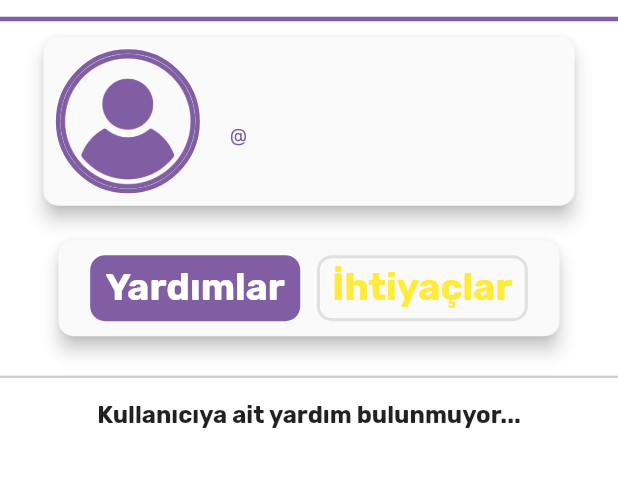
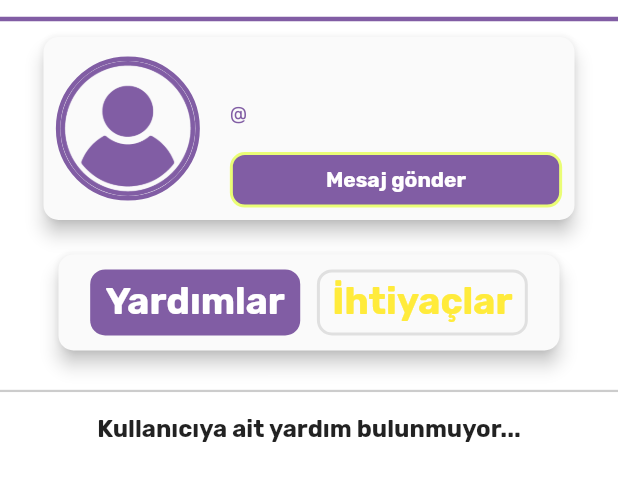
Before and after one commit to IsaTunahan/HelpHub, a Flutter app: the UsersProfile screen opened directly with empty values, on a phone screen of 412 x 824 dp, the part 77-578 px from its top. Run offline on Flutter 3.47's test engine with Material 2 defaults, Android fonts, the phone set to English and light mode, and no system bars; our stand-ins replace cloud_firestore, firebase_auth, firebase_core, firebase_messaging, firebase_storage, geocoding and 4 more; accounts and stored records are empty; network calls fail.

Commit message:
proifl sayfalarından mesaj gönderme ayarlandı

```diff
--- a/lib/screens/home/home_screen.dart
+++ b/lib/screens/home/home_screen.dart
@@ -1,4 +1,3 @@
-import 'package:bootcamp/screens/chat_screen/chat_list_screen.dart';
 import 'package:bootcamp/screens/home/home_swt/home_help.dart';
 import 'package:bootcamp/screens/home/home_swt/home_need.dart';
 import 'package:bootcamp/style/icons/helphub_icons.dart';
@@ -83,12 +82,12 @@ class _HomeScreenState extends State<HomeScreen> with TickerProviderStateMixin {
         actions: [
           GestureDetector(
               onTap: () {
-                Navigator.push(
-                  context,
-                  MaterialPageRoute(
-                      builder: (context) =>
-                          const ChatListScreen()),
-                );
+                // Navigator.push(
+                //   context,
+                //   MaterialPageRoute(
+                //       builder: (context) =>
+                //            ChatHistoryPage(currentUserId: userid,)),
+                // );
               },
               child: const Icon(Helphub.pages))
         ],
--- a/lib/screens/home/home_swt/details/users_profile/users_profile.dart
+++ b/lib/screens/home/home_swt/details/users_profile/users_profile.dart
@@ -1,3 +1,4 @@
+import 'package:bootcamp/screens/chat_screen/chat_screen.dart';
 import 'package:bootcamp/screens/home/home_swt/details/users_profile/users_category_switcher.dart';
 import 'package:bootcamp/style/colors.dart';
 import 'package:bootcamp/style/icons/helphub_icons.dart';
@@ -71,7 +72,10 @@ class _UsersProfileState extends State<UsersProfile> {
             onTap: () {
               Navigator.pop(context);
             },
-            child: const Icon(Helphub.back,color: AppColors.purple,)),
+            child: const Icon(
+              Helphub.back,
+              color: AppColors.purple,
+            )),
         backgroundColor: AppColors.white,
         elevation: 0,
       ),
@@ -94,7 +98,9 @@ class _UsersProfileState extends State<UsersProfile> {
                 padding: EdgeInsets.symmetric(
                     horizontal: screenWidth * 0.02,
                     vertical: screenHeight * 0.01),
-                child: Row(
+                child: Column(
+                  children: [
+                    Row(
                       children: [
                         Container(
                           decoration: BoxDecoration(
@@ -135,12 +141,50 @@ class _UsersProfileState extends State<UsersProfile> {
                                   color: AppColors.purple,
                                 ),
                               ),
-                          const SizedBox(
-                            height: 15,
-                          )
+                              SizedBox(
+                                height: screenHeight * 0.02,
+                              ),
+                              Row(
+                                children: [
+                                  Expanded(
+                                    child: GestureDetector(
+                                      onTap: () {
+                                        Navigator.push(
+                                          context,
+                                          MaterialPageRoute(
+                                              builder: (context) =>
+                                                  ChatScreen(
+                                                      recipientId:
+                                                          _profiluserId)),
+                                        );
+                                      },
+                                      child: Container(
+                                        decoration: BoxDecoration(
+                                          border: Border.all(color: AppColors.yellow,width: 2),
+                                          borderRadius:
+                                              BorderRadius.circular(10),
+                                          color: AppColors.purple,
+                                        ),
+                                        child: const Padding(
+                                          padding: EdgeInsets.all(8.0),
+                                          child: Text(
+                                            "Mesaj gönder",
+                                            style: TextStyle(
+                                                color: AppColors.white,
+                                                fontWeight: FontWeight.bold),
+                                                textAlign: TextAlign.center,
+                                          ),
+                                        ),
+                                      ),
+                                    ),
+                                  ),
                                 ],
                               ),
-                    )
+                            ],
+                          ),
+                        ),
+                      ],
+                    ),
                   ],
                 ),
               ),
```
Lines whose indentation alone changed are shown as unchanged.
